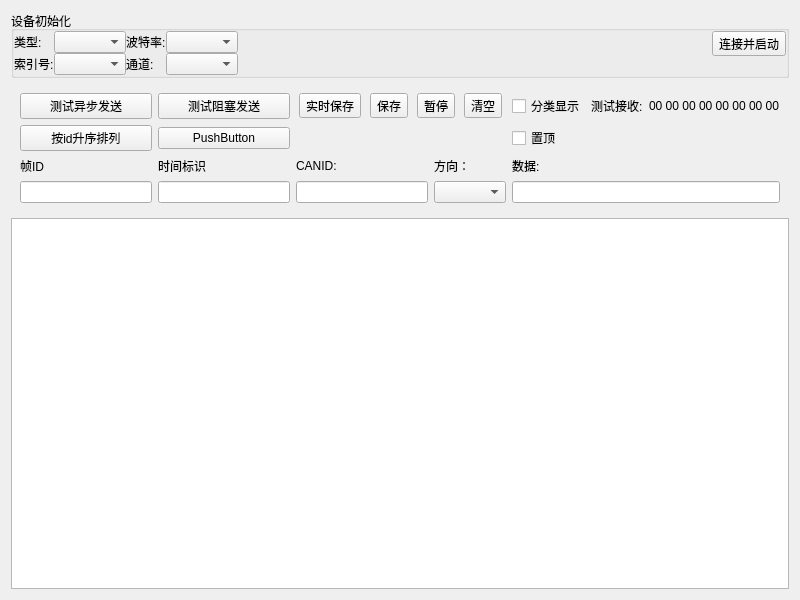
sunxiaoyi111/My_Can_Wincc, file mCAN/m_canwidget.ui: the form before one commit.
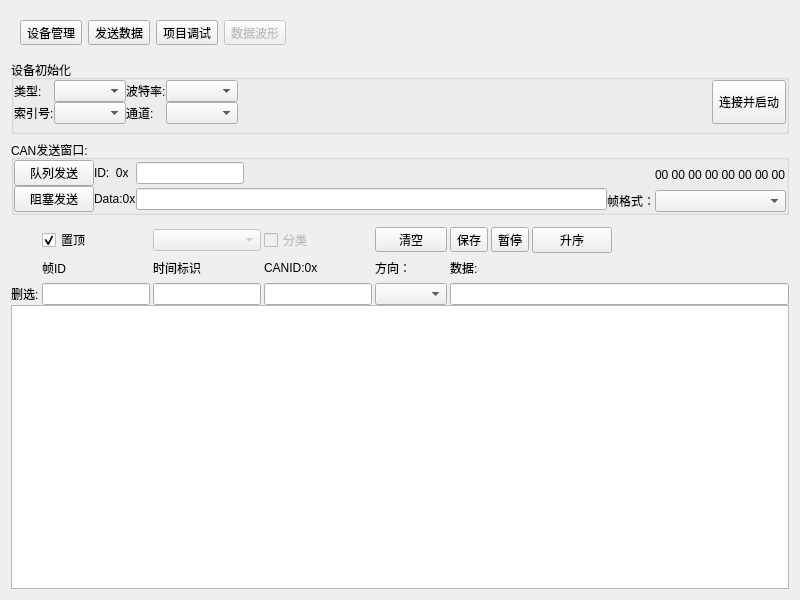
The form after the commit.

Commit message: <fix>: 修复了一些bug [1、修复数据库表格大于256移动纵轴抽搐问题] [2、修复了CAN报文data数组取数据有误的问题]

The edit to the form file:
```diff
--- a/mCAN/m_canwidget.ui
+++ b/mCAN/m_canwidget.ui
@@ -14,7 +14,7 @@
    <string>M_CANWidget</string>
   </property>
   <layout class="QGridLayout" name="gridLayout_4">
-   <item row="0" column="0">
+   <item row="1" column="0">
     <widget class="QGroupBox" name="groupBox_device">
      <property name="title">
       <string>设备初始化</string>
@@ -48,13 +48,6 @@
         </property>
        </spacer>
       </item>
-      <item row="0" column="2">
-       <widget class="QToolButton" name="toolButton_DevConnect">
-        <property name="text">
-         <string>连接并启动</string>
-        </property>
-       </widget>
-      </item>
       <item row="0" column="0" rowspan="2">
        <layout class="QGridLayout" name="gridLayout">
         <property name="spacing">
@@ -102,150 +95,411 @@
         </item>
        </layout>
       </item>
+      <item row="0" column="2" rowspan="2">
+       <widget class="QToolButton" name="toolButton_DevConnect">
+        <property name="sizePolicy">
+         <sizepolicy hsizetype="Fixed" vsizetype="Preferred">
+          <horstretch>0</horstretch>
+          <verstretch>0</verstretch>
+         </sizepolicy>
+        </property>
+        <property name="text">
+         <string>连接并启动</string>
+        </property>
+       </widget>
+      </item>
      </layout>
     </widget>
    </item>
    <item row="3" column="0">
-    <widget class="QTableView" name="tableView"/>
-   </item>
-   <item row="1" column="0">
-    <widget class="QWidget" name="widget" native="true">
-     <layout class="QGridLayout" name="gridLayout_3">
-      <item row="3" column="4" colspan="3">
-       <widget class="QLineEdit" name="lineEdit_Candata"/>
-      </item>
-      <item row="2" column="3">
-       <widget class="QLabel" name="label_7">
-        <property name="text">
-         <string>方向：</string>
+    <widget class="QWidget" name="widget_can_show" native="true">
+     <layout class="QVBoxLayout" name="verticalLayout">
+      <property name="spacing">
+       <number>0</number>
+      </property>
+      <property name="leftMargin">
+       <number>0</number>
+      </property>
+      <property name="topMargin">
+       <number>6</number>
+      </property>
+      <property name="rightMargin">
+       <number>0</number>
+      </property>
+      <property name="bottomMargin">
+       <number>0</number>
+      </property>
+      <item>
+       <layout class="QGridLayout" name="gridLayout_6">
+        <property name="horizontalSpacing">
+         <number>3</number>
         </property>
-       </widget>
-      </item>
-      <item row="0" column="1">
-       <widget class="QPushButton" name="pushButton_2">
-        <property name="text">
-         <string>测试阻塞发送</string>
+        <property name="verticalSpacing">
+         <number>6</number>
         </property>
-       </widget>
-      </item>
-      <item row="0" column="0">
-       <widget class="QPushButton" name="pushButton">
-        <property name="text">
-         <string>测试异步发送</string>
-        </property>
-       </widget>
-      </item>
-      <item row="2" column="2">
-       <widget class="QLabel" name="label_6">
-        <property name="text">
-         <string>CANID:</string>
-        </property>
-       </widget>
-      </item>
-      <item row="3" column="3">
-       <widget class="QComboBox" name="comboBox_Dir"/>
-      </item>
-      <item row="3" column="0">
-       <widget class="QLineEdit" name="lineEdit_ID"/>
-      </item>
-      <item row="3" column="2">
-       <widget class="QLineEdit" name="lineEdit_Canid"/>
-      </item>
-      <item row="2" column="1">
-       <widget class="QLabel" name="label_2">
-        <property name="text">
-         <string>时间标识</string>
-        </property>
-       </widget>
-      </item>
-      <item row="3" column="1">
-       <widget class="QLineEdit" name="lineEdit_Time"/>
-      </item>
-      <item row="0" column="4">
-       <widget class="QCheckBox" name="checkBox_2">
-        <property name="text">
-         <string>分类显示</string>
-        </property>
-       </widget>
-      </item>
-      <item row="0" column="5">
-       <widget class="QLabel" name="label_4">
-        <property name="text">
-         <string>测试接收:</string>
-        </property>
-       </widget>
-      </item>
-      <item row="0" column="6">
-       <widget class="QLabel" name="label_5">
-        <property name="text">
-         <string>00 00 00 00 00 00 00 00</string>
-        </property>
-       </widget>
-      </item>
-      <item row="2" column="4">
-       <widget class="QLabel" name="label_3">
-        <property name="text">
-         <string>数据:</string>
-        </property>
-       </widget>
-      </item>
-      <item row="1" column="0">
-       <widget class="QPushButton" name="m_pAsorDsSortBtn">
-        <property name="text">
-         <string>按id升序排列</string>
-        </property>
-       </widget>
-      </item>
-      <item row="0" column="2" colspan="2">
-       <layout class="QHBoxLayout" name="horizontalLayout">
-        <item>
-         <widget class="QToolButton" name="toolButton">
+        <item row="0" column="6">
+         <widget class="QToolButton" name="toolButton_clear">
+          <property name="sizePolicy">
+           <sizepolicy hsizetype="Preferred" vsizetype="Fixed">
+            <horstretch>0</horstretch>
+            <verstretch>0</verstretch>
+           </sizepolicy>
+          </property>
           <property name="text">
-           <string>实时保存</string>
+           <string>清空</string>
           </property>
          </widget>
         </item>
-        <item>
-         <widget class="QToolButton" name="toolButton_2">
+        <item row="0" column="4">
+         <widget class="QComboBox" name="comboBox_sqldatalimit">
+          <property name="enabled">
+           <bool>false</bool>
+          </property>
+         </widget>
+        </item>
+        <item row="1" column="1">
+         <widget class="QLabel" name="label">
+          <property name="text">
+           <string>帧ID</string>
+          </property>
+         </widget>
+        </item>
+        <item row="1" column="4">
+         <widget class="QLabel" name="label_2">
+          <property name="text">
+           <string>时间标识</string>
+          </property>
+         </widget>
+        </item>
+        <item row="1" column="5">
+         <widget class="QLabel" name="label_6">
+          <property name="text">
+           <string>CANID:0x</string>
+          </property>
+         </widget>
+        </item>
+        <item row="0" column="7">
+         <widget class="QToolButton" name="toolButton_save">
+          <property name="enabled">
+           <bool>true</bool>
+          </property>
           <property name="text">
            <string>保存</string>
           </property>
          </widget>
         </item>
-        <item>
-         <widget class="QToolButton" name="toolButton_4">
+        <item row="2" column="1">
+         <widget class="QLineEdit" name="lineEdit_ID">
+          <property name="sizePolicy">
+           <sizepolicy hsizetype="Preferred" vsizetype="Fixed">
+            <horstretch>0</horstretch>
+            <verstretch>0</verstretch>
+           </sizepolicy>
+          </property>
+         </widget>
+        </item>
+        <item row="1" column="7" colspan="3">
+         <widget class="QLabel" name="label_3">
+          <property name="text">
+           <string>数据:</string>
+          </property>
+         </widget>
+        </item>
+        <item row="2" column="7" colspan="4">
+         <widget class="QLineEdit" name="lineEdit_Candata"/>
+        </item>
+        <item row="0" column="9">
+         <widget class="QPushButton" name="m_pAsorDsSortBtn">
+          <property name="sizePolicy">
+           <sizepolicy hsizetype="Fixed" vsizetype="Fixed">
+            <horstretch>0</horstretch>
+            <verstretch>0</verstretch>
+           </sizepolicy>
+          </property>
+          <property name="text">
+           <string>升序</string>
+          </property>
+         </widget>
+        </item>
+        <item row="0" column="5">
+         <widget class="QCheckBox" name="checkBox_2">
+          <property name="enabled">
+           <bool>false</bool>
+          </property>
+          <property name="text">
+           <string>分类</string>
+          </property>
+         </widget>
+        </item>
+        <item row="0" column="1">
+         <widget class="QCheckBox" name="checkBox">
+          <property name="text">
+           <string>置顶</string>
+          </property>
+          <property name="checked">
+           <bool>true</bool>
+          </property>
+         </widget>
+        </item>
+        <item row="0" column="10" rowspan="2">
+         <spacer name="horizontalSpacer_5">
+          <property name="orientation">
+           <enum>Qt::Horizontal</enum>
+          </property>
+          <property name="sizeHint" stdset="0">
+           <size>
+            <width>40</width>
+            <height>20</height>
+           </size>
+          </property>
+         </spacer>
+        </item>
+        <item row="0" column="8">
+         <widget class="QToolButton" name="toolButton_stop">
+          <property name="sizePolicy">
+           <sizepolicy hsizetype="Fixed" vsizetype="Fixed">
+            <horstretch>0</horstretch>
+            <verstretch>0</verstretch>
+           </sizepolicy>
+          </property>
           <property name="text">
            <string>暂停</string>
           </property>
          </widget>
         </item>
-        <item>
-         <widget class="QToolButton" name="toolButton_3">
+        <item row="2" column="6">
+         <widget class="QComboBox" name="comboBox_Dir"/>
+        </item>
+        <item row="1" column="6">
+         <widget class="QLabel" name="label_7">
           <property name="text">
-           <string>清空</string>
+           <string>方向：</string>
+          </property>
+         </widget>
+        </item>
+        <item row="2" column="4">
+         <widget class="QLineEdit" name="lineEdit_Time">
+          <property name="sizePolicy">
+           <sizepolicy hsizetype="Preferred" vsizetype="Fixed">
+            <horstretch>0</horstretch>
+            <verstretch>0</verstretch>
+           </sizepolicy>
+          </property>
+         </widget>
+        </item>
+        <item row="2" column="5">
+         <widget class="QLineEdit" name="lineEdit_Canid">
+          <property name="sizePolicy">
+           <sizepolicy hsizetype="Preferred" vsizetype="Fixed">
+            <horstretch>0</horstretch>
+            <verstretch>0</verstretch>
+           </sizepolicy>
+          </property>
+         </widget>
+        </item>
+        <item row="2" column="0">
+         <widget class="QLabel" name="label_11">
+          <property name="text">
+           <string>删选:</string>
           </property>
          </widget>
         </item>
        </layout>
       </item>
-      <item row="1" column="4">
-       <widget class="QCheckBox" name="checkBox">
+      <item>
+       <widget class="QTableView" name="tableView"/>
+      </item>
+     </layout>
+    </widget>
+   </item>
+   <item row="2" column="0">
+    <widget class="QGroupBox" name="groupBox_Can_send">
+     <property name="title">
+      <string>CAN发送窗口:</string>
+     </property>
+     <layout class="QGridLayout" name="gridLayout_7">
+      <property name="leftMargin">
+       <number>0</number>
+      </property>
+      <property name="topMargin">
+       <number>0</number>
+      </property>
+      <property name="rightMargin">
+       <number>0</number>
+      </property>
+      <property name="bottomMargin">
+       <number>0</number>
+      </property>
+      <property name="spacing">
+       <number>0</number>
+      </property>
+      <item row="0" column="0">
+       <widget class="QWidget" name="widget_can_send" native="true">
+        <layout class="QGridLayout" name="gridLayout_8">
+         <property name="leftMargin">
+          <number>0</number>
+         </property>
+         <property name="topMargin">
+          <number>0</number>
+         </property>
+         <property name="rightMargin">
+          <number>0</number>
+         </property>
+         <property name="bottomMargin">
+          <number>0</number>
+         </property>
+         <property name="spacing">
+          <number>0</number>
+         </property>
+         <item row="0" column="0" rowspan="2">
+          <layout class="QGridLayout" name="gridLayout_3">
+           <item row="0" column="0">
+            <widget class="QPushButton" name="pushButton">
+             <property name="text">
+              <string>队列发送</string>
+             </property>
+            </widget>
+           </item>
+           <item row="0" column="1">
+            <widget class="QLabel" name="label_8">
+             <property name="text">
+              <string>ID:  0x</string>
+             </property>
+            </widget>
+           </item>
+           <item row="0" column="2">
+            <widget class="QLineEdit" name="lineEdit_canid">
+             <property name="sizePolicy">
+              <sizepolicy hsizetype="Fixed" vsizetype="Fixed">
+               <horstretch>0</horstretch>
+               <verstretch>0</verstretch>
+              </sizepolicy>
+             </property>
+            </widget>
+           </item>
+           <item row="0" column="3">
+            <spacer name="horizontalSpacer_3">
+             <property name="orientation">
+              <enum>Qt::Horizontal</enum>
+             </property>
+             <property name="sizeHint" stdset="0">
+              <size>
+               <width>40</width>
+               <height>20</height>
+              </size>
+             </property>
+            </spacer>
+           </item>
+           <item row="1" column="0">
+            <widget class="QPushButton" name="pushButton_2">
+             <property name="sizePolicy">
+              <sizepolicy hsizetype="Preferred" vsizetype="Fixed">
+               <horstretch>0</horstretch>
+               <verstretch>0</verstretch>
+              </sizepolicy>
+             </property>
+             <property name="text">
+              <string>阻塞发送</string>
+             </property>
+            </widget>
+           </item>
+           <item row="1" column="1">
+            <widget class="QLabel" name="label_9">
+             <property name="text">
+              <string>Data:0x</string>
+             </property>
+            </widget>
+           </item>
+           <item row="1" column="2" colspan="2">
+            <widget class="QLineEdit" name="lineEdit_candata"/>
+           </item>
+          </layout>
+         </item>
+         <item row="1" column="1">
+          <widget class="QLabel" name="label_10">
+           <property name="text">
+            <string>帧格式：</string>
+           </property>
+          </widget>
+         </item>
+         <item row="1" column="2">
+          <widget class="QComboBox" name="comboBox"/>
+         </item>
+         <item row="0" column="2">
+          <widget class="QLabel" name="label_5">
+           <property name="text">
+            <string>00 00 00 00 00 00 00 00</string>
+           </property>
+          </widget>
+         </item>
+        </layout>
+       </widget>
+      </item>
+     </layout>
+    </widget>
+   </item>
+   <item row="0" column="0">
+    <widget class="QWidget" name="widget_2" native="true">
+     <layout class="QGridLayout" name="gridLayout_5">
+      <item row="0" column="2">
+       <widget class="QToolButton" name="toolButton">
+        <property name="sizePolicy">
+         <sizepolicy hsizetype="Fixed" vsizetype="Preferred">
+          <horstretch>0</horstretch>
+          <verstretch>0</verstretch>
+         </sizepolicy>
+        </property>
         <property name="text">
-         <string>置顶</string>
+         <string>项目调试</string>
         </property>
        </widget>
       </item>
-      <item row="1" column="1">
-       <widget class="QPushButton" name="pushButton_4">
+      <item row="0" column="0">
+       <widget class="QToolButton" name="toolButton_device">
+        <property name="sizePolicy">
+         <sizepolicy hsizetype="Fixed" vsizetype="Preferred">
+          <horstretch>0</horstretch>
+          <verstretch>0</verstretch>
+         </sizepolicy>
+        </property>
         <property name="text">
-         <string>PushButton</string>
+         <string>设备管理</string>
         </property>
        </widget>
       </item>
-      <item row="2" column="0">
-       <widget class="QLabel" name="label">
+      <item row="0" column="4">
+       <spacer name="horizontalSpacer_2">
+        <property name="orientation">
+         <enum>Qt::Horizontal</enum>
+        </property>
+        <property name="sizeHint" stdset="0">
+         <size>
+          <width>40</width>
+          <height>20</height>
+         </size>
+        </property>
+       </spacer>
+      </item>
+      <item row="0" column="1">
+       <widget class="QToolButton" name="toolButton_Can_send">
+        <property name="sizePolicy">
+         <sizepolicy hsizetype="Fixed" vsizetype="Preferred">
+          <horstretch>0</horstretch>
+          <verstretch>0</verstretch>
+         </sizepolicy>
+        </property>
         <property name="text">
-         <string>帧ID</string>
+         <string>发送数据</string>
+        </property>
+       </widget>
+      </item>
+      <item row="0" column="3">
+       <widget class="QToolButton" name="toolButton_2">
+        <property name="enabled">
+         <bool>false</bool>
+        </property>
+        <property name="text">
+         <string>数据波形</string>
         </property>
        </widget>
       </item>
```
The commit also changes 17 other files.
